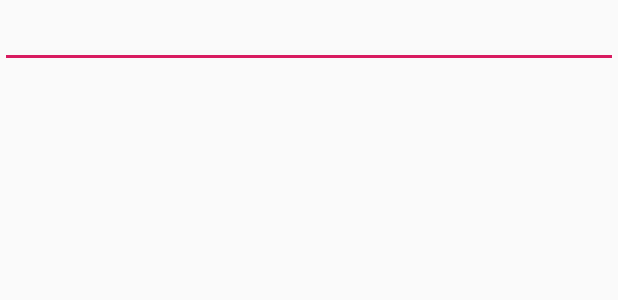
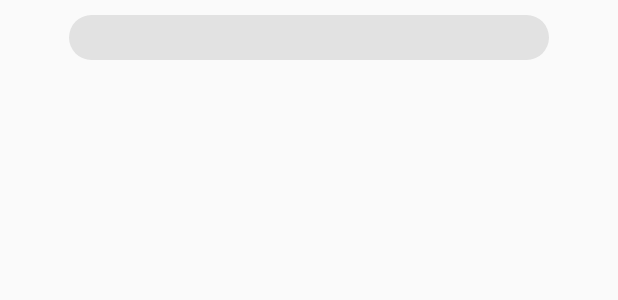
Before and after one commit to ddiddu/mc_week1_final, an Android app: the layout fragment_contact.xml on its own in the app's theme, with its tools: preview values and no code run, on a phone screen of 412 x 824 dp. Shown: the top 300 px of the screen. Run offline under Robolectric (Android 15) with nearby library versions, the phone set to English and light mode, and no system bars.

Commit message:
design edittext

```diff
--- /dev/null
+++ b/app/src/main/res/drawable/filter_edittext.xml
@@ -0,0 +1,14 @@
+<?xml version="1.0" encoding="utf-8"?>
+<shape xmlns:android="http://schemas.android.com/apk/res/android"
+    android:shape="rectangle"
+    android:padding="10dp"
+    >
+    <solid android:color="#E2E2E2"/>
+    <corners
+        android:bottomRightRadius="15dp"
+        android:bottomLeftRadius="15dp"
+        android:topLeftRadius="15dp"
+        android:topRightRadius="15dp"/>
+
+
+</shape>
--- a/app/src/main/res/layout/contact_item.xml
+++ b/app/src/main/res/layout/contact_item.xml
@@ -47,7 +47,7 @@
     <View
         android:id="@+id/contact_divider"
         android:background="#E2E2E2"
-        android:layout_width="380dp"
+        android:layout_width="335dp"
         android:layout_height="1dp"
 
         app:layout_constraintTop_toBottomOf="@+id/contact_phone"
--- a/app/src/main/res/layout/fragment_contact.xml
+++ b/app/src/main/res/layout/fragment_contact.xml
@@ -6,12 +6,23 @@
 
     <EditText
         android:id="@+id/contact_filter_text"
-        android:layout_width="match_parent"
-        android:layout_height="wrap_content" />
+        android:layout_width="320dp"
+        android:layout_height="30dp"
+        android:layout_gravity="center_horizontal"
+        android:background="@drawable/filter_edittext"
+
+        android:layout_marginTop="10dp"
+        android:layout_marginBottom="8dp"
+        android:paddingLeft="12dp"
+        android:textSize="16sp"
+
+        android:inputType="text|textNoSuggestions"
+        />
 
     <androidx.recyclerview.widget.RecyclerView
         android:id="@+id/contact_recycler"
         android:layout_width="match_parent"
-        android:layout_height="wrap_content" />
+        android:layout_height="wrap_content"
+        />
 
 </LinearLayout>
```
Also changed, not shown: app/src/main/java/com/example/mc_week1_final/ContactAdapter.java (+5 -5 lines).
